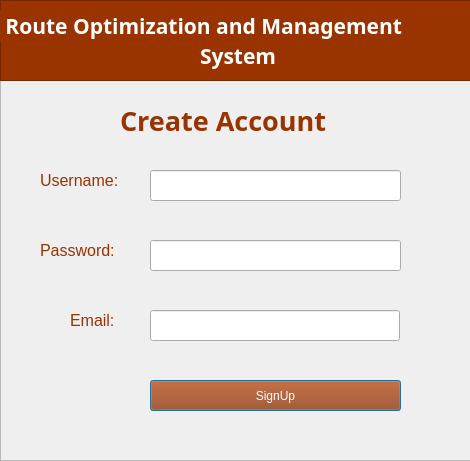
The window that SignUp.ui (AbdulRehmani2/Route-Optimization-System) describes before a commit, drawn with Qt 5.
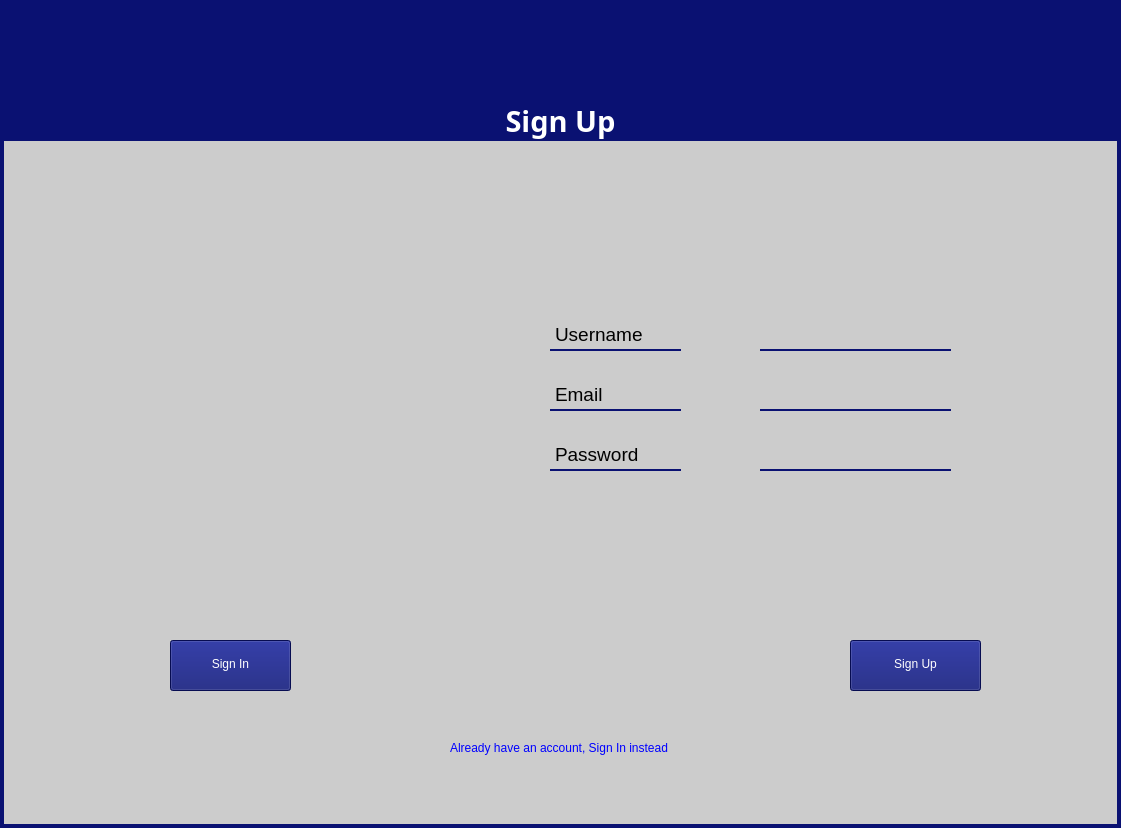
The same window after the commit.

The edit to the form file:
```diff
--- a/SignUp.ui
+++ b/SignUp.ui
@@ -1,235 +1,234 @@
 <?xml version="1.0" encoding="UTF-8"?>
 <ui version="4.0">
- <class>Dialog</class>
- <widget class="QDialog" name="Dialog">
+ <class>MainWindow</class>
+ <widget class="QMainWindow" name="MainWindow">
   <property name="geometry">
    <rect>
     <x>0</x>
     <y>0</y>
-    <width>470</width>
-    <height>461</height>
+    <width>1121</width>
+    <height>828</height>
    </rect>
   </property>
   <property name="windowTitle">
    <string>Dialog</string>
   </property>
-  <widget class="QFrame" name="frame">
-   <property name="geometry">
-    <rect>
-     <x>0</x>
-     <y>0</y>
-     <width>471</width>
-     <height>461</height>
-    </rect>
-   </property>
-   <property name="frameShape">
-    <enum>QFrame::StyledPanel</enum>
-   </property>
-   <property name="frameShadow">
-    <enum>QFrame::Raised</enum>
-   </property>
-   <widget class="QFrame" name="frame_2">
+  <property name="styleSheet">
+   <string notr="true">background-color: #cccccc;
+border-left: 4px solid #0A1172;
+border-right: 4px solid #0A1172;
+border-bottom: 4px solid #0A1172;</string>
+  </property>
+  <widget class="QWidget" name="centralwidget">
+   <widget class="QLabel" name="label_4">
     <property name="geometry">
      <rect>
       <x>0</x>
       <y>0</y>
-      <width>471</width>
-      <height>81</height>
-     </rect>
-    </property>
-    <property name="styleSheet">
-     <string notr="true">background-color:#993300;</string>
-    </property>
-    <property name="frameShape">
-     <enum>QFrame::StyledPanel</enum>
-    </property>
-    <property name="frameShadow">
-     <enum>QFrame::Raised</enum>
-    </property>
-    <widget class="QLabel" name="label">
-     <property name="geometry">
-      <rect>
-       <x>0</x>
-       <y>10</y>
-       <width>471</width>
-       <height>31</height>
-      </rect>
-     </property>
-     <property name="font">
-      <font>
-       <family>Berlin Sans FB Demi</family>
-       <pointsize>16</pointsize>
-       <weight>75</weight>
-       <bold>true</bold>
-      </font>
-     </property>
-     <property name="styleSheet">
-      <string notr="true">color:#fff;</string>
-     </property>
-     <property name="text">
-      <string> Route Optimization and Management</string>
-     </property>
-    </widget>
-    <widget class="QLabel" name="label_7">
-     <property name="geometry">
-      <rect>
-       <x>200</x>
-       <y>40</y>
-       <width>91</width>
-       <height>31</height>
-      </rect>
-     </property>
-     <property name="font">
-      <font>
-       <family>Berlin Sans FB Demi</family>
-       <pointsize>16</pointsize>
-       <weight>75</weight>
-       <bold>true</bold>
-      </font>
-     </property>
-     <property name="styleSheet">
-      <string notr="true">color:#fff;</string>
-     </property>
-     <property name="text">
-      <string>System</string>
-     </property>
-    </widget>
-   </widget>
-   <widget class="QLabel" name="label_3">
-    <property name="geometry">
-     <rect>
-      <x>120</x>
-      <y>100</y>
-      <width>271</width>
-      <height>41</height>
+      <width>1121</width>
+      <height>141</height>
      </rect>
     </property>
     <property name="font">
      <font>
-      <family>CentSchbkCyrill BT</family>
-      <pointsize>20</pointsize>
+      <family>Sitka Text Semibold</family>
+      <pointsize>22</pointsize>
       <weight>75</weight>
       <bold>true</bold>
      </font>
     </property>
     <property name="styleSheet">
-     <string notr="true">color:#993300;</string>
+     <string notr="true">background-color: #0A1172;
+color: white;</string>
     </property>
     <property name="text">
-     <string>Create Account</string>
+     <string>Sign Up</string>
     </property>
+    <property name="alignment">
+     <set>Qt::AlignBottom|Qt::AlignHCenter</set>
+    </property>
    </widget>
-   <widget class="QLabel" name="label_4">
+   <widget class="QLabel" name="username">
     <property name="geometry">
      <rect>
-      <x>40</x>
-      <y>170</y>
-      <width>101</width>
-      <height>21</height>
+      <x>550</x>
+      <y>320</y>
+      <width>131</width>
+      <height>31</height>
      </rect>
     </property>
     <property name="font">
      <font>
-      <pointsize>12</pointsize>
+      <pointsize>14</pointsize>
      </font>
     </property>
     <property name="styleSheet">
-     <string notr="true">color:#993300;</string>
+     <string notr="true">border: none;
+border-bottom: 2px solid #0A1172;</string>
     </property>
     <property name="text">
-     <string>Username:</string>
+     <string>Username</string>
     </property>
    </widget>
-   <widget class="QLineEdit" name="username">
+   <widget class="QLabel" name="email">
     <property name="geometry">
      <rect>
-      <x>150</x>
-      <y>170</y>
-      <width>251</width>
+      <x>550</x>
+      <y>380</y>
+      <width>131</width>
       <height>31</height>
      </rect>
     </property>
+    <property name="font">
+     <font>
+      <pointsize>14</pointsize>
+     </font>
+    </property>
+    <property name="styleSheet">
+     <string notr="true">border: none;
+border-bottom: 2px solid #0A1172</string>
+    </property>
+    <property name="text">
+     <string>Email</string>
+    </property>
    </widget>
-   <widget class="QLineEdit" name="password">
+   <widget class="QLabel" name="password">
     <property name="geometry">
      <rect>
-      <x>150</x>
-      <y>240</y>
-      <width>251</width>
+      <x>550</x>
+      <y>440</y>
+      <width>131</width>
       <height>31</height>
      </rect>
     </property>
-   </widget>
-   <widget class="QLabel" name="label_5">
-    <property name="geometry">
-     <rect>
-      <x>40</x>
-      <y>240</y>
-      <width>91</width>
-      <height>21</height>
-     </rect>
-    </property>
     <property name="font">
      <font>
-      <pointsize>12</pointsize>
+      <pointsize>14</pointsize>
      </font>
     </property>
     <property name="styleSheet">
-     <string notr="true">color:#993300;</string>
+     <string notr="true">border: none;
+border-bottom: 2px solid #0A1172;</string>
     </property>
     <property name="text">
-     <string>Password:</string>
+     <string>Password</string>
     </property>
    </widget>
-   <widget class="QLineEdit" name="email">
+   <widget class="QLineEdit" name="usernameText">
     <property name="geometry">
      <rect>
-      <x>150</x>
-      <y>310</y>
-      <width>250</width>
+      <x>760</x>
+      <y>320</y>
+      <width>191</width>
       <height>31</height>
      </rect>
     </property>
+    <property name="font">
+     <font>
+      <pointsize>12</pointsize>
+     </font>
+    </property>
+    <property name="styleSheet">
+     <string notr="true">border: none;
+border-bottom: 2px solid #0A1172;
+</string>
+    </property>
     <property name="text">
      <string/>
     </property>
    </widget>
-   <widget class="QLabel" name="label_6">
+   <widget class="QLineEdit" name="emailText">
     <property name="geometry">
      <rect>
-      <x>70</x>
-      <y>310</y>
-      <width>61</width>
-      <height>21</height>
-     </rect>
-    </property>
-    <property name="font">
-     <font>
-      <pointsize>12</pointsize>
-     </font>
-    </property>
-    <property name="styleSheet">
-     <string notr="true">color:#993300;</string>
-    </property>
-    <property name="text">
-     <string>Email:</string>
-    </property>
-   </widget>
-   <widget class="QPushButton" name="SignInButton">
-    <property name="geometry">
-     <rect>
-      <x>150</x>
+      <x>760</x>
       <y>380</y>
-      <width>251</width>
+      <width>191</width>
       <height>31</height>
      </rect>
     </property>
+    <property name="font">
+     <font>
+      <pointsize>12</pointsize>
+     </font>
+    </property>
     <property name="styleSheet">
-     <string notr="true">background-color:#993300;
-color:#fff</string>
+     <string notr="true">border: none;
+border-bottom: 2px solid #0A1172;
+</string>
     </property>
+   </widget>
+   <widget class="QLineEdit" name="passwordText">
+    <property name="geometry">
+     <rect>
+      <x>760</x>
+      <y>440</y>
+      <width>191</width>
+      <height>31</height>
+     </rect>
+    </property>
+    <property name="font">
+     <font>
+      <pointsize>12</pointsize>
+     </font>
+    </property>
+    <property name="styleSheet">
+     <string notr="true">border: none;
+border-bottom: 2px solid #0A1172;
+</string>
+    </property>
+   </widget>
+   <widget class="QPushButton" name="BackButton">
+    <property name="geometry">
+     <rect>
+      <x>170</x>
+      <y>640</y>
+      <width>121</width>
+      <height>51</height>
+     </rect>
+    </property>
+    <property name="styleSheet">
+     <string notr="true">padding: 5px;
+background-color: #0A1172;
+color: white;</string>
+    </property>
     <property name="text">
-     <string>SignUp</string>
+     <string>Sign In</string>
+    </property>
+   </widget>
+   <widget class="QPushButton" name="SignUpButton">
+    <property name="geometry">
+     <rect>
+      <x>850</x>
+      <y>640</y>
+      <width>131</width>
+      <height>51</height>
+     </rect>
+    </property>
+    <property name="styleSheet">
+     <string notr="true">padding: 5px;
+background-color: #0A1172;
+color: white;</string>
+    </property>
+    <property name="text">
+     <string>Sign Up</string>
+    </property>
+   </widget>
+   <widget class="QLabel" name="instead">
+    <property name="geometry">
+     <rect>
+      <x>450</x>
+      <y>740</y>
+      <width>241</width>
+      <height>16</height>
+     </rect>
+    </property>
+    <property name="styleSheet">
+     <string notr="true">border: none;
+color: blue;
+</string>
+    </property>
+    <property name="text">
+     <string>Already have an account, Sign In instead</string>
     </property>
    </widget>
   </widget>
```
Left out of the diff: 2 changed lines with no effect on the pictures.
